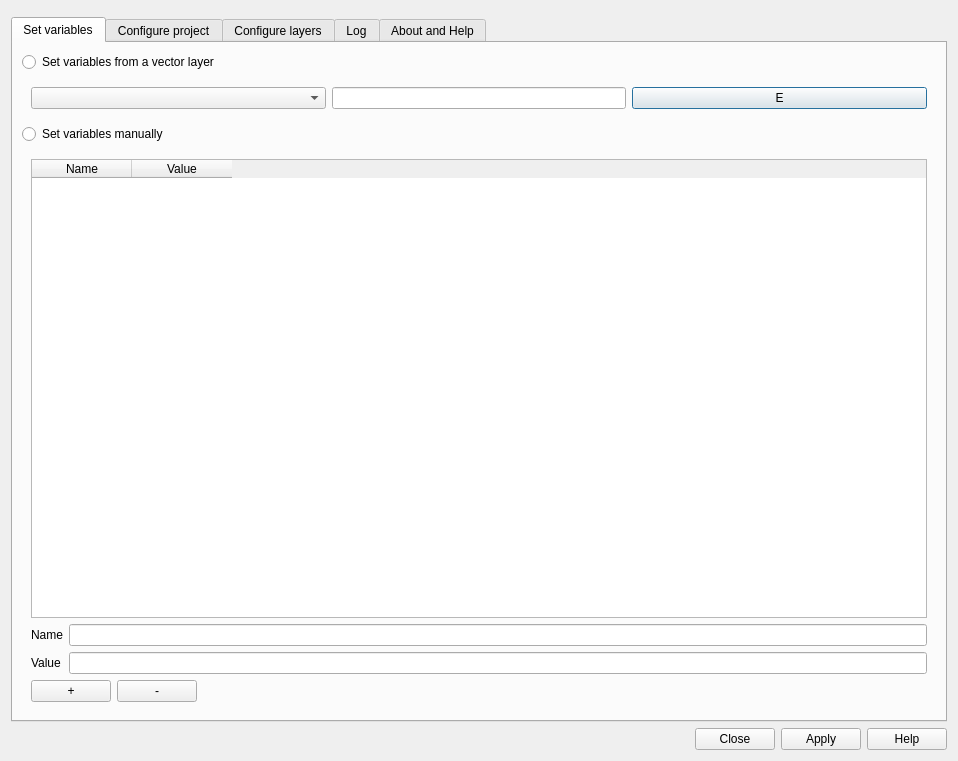
First picture: the form in dynamic_layers/resources/ui/dynamic_layers_dialog_base.ui, repository 3liz/QgisDynamicLayersPlugin, before the edit.
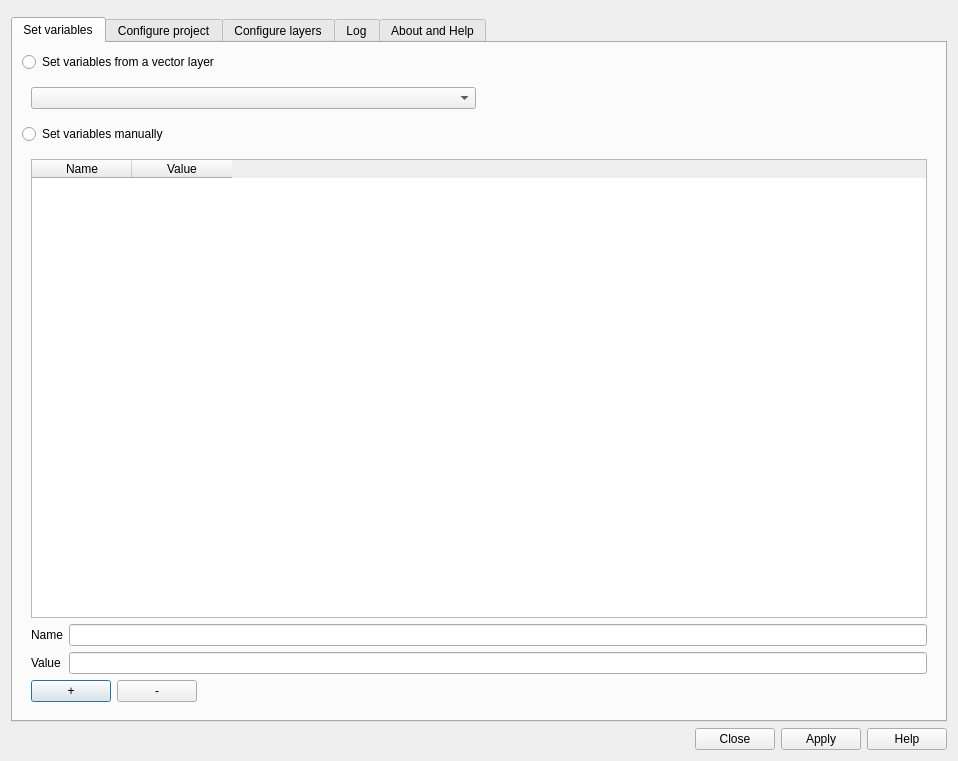
Second picture: the form after the edit. Custom widgets are drawn as their Qt base class.

Commit message: Review extent from layer, remove expression widget to use a feature picker

What changed in the file:
```diff
--- a/dynamic_layers/resources/ui/dynamic_layers_dialog_base.ui
+++ b/dynamic_layers/resources/ui/dynamic_layers_dialog_base.ui
@@ -50,27 +50,7 @@
              </widget>
             </item>
             <item>
-             <widget class="QLineEdit" name="inVariableSourceLayerExpression">
-              <property name="sizePolicy">
-               <sizepolicy hsizetype="Minimum" vsizetype="Fixed">
-                <horstretch>0</horstretch>
-                <verstretch>0</verstretch>
-               </sizepolicy>
-              </property>
-              <property name="toolTip">
-               <string>Enter a QGIS valid expression</string>
-              </property>
-              <property name="placeholderText">
-               <string notr="true"/>
-              </property>
-             </widget>
-            </item>
-            <item>
-             <widget class="QPushButton" name="inVariableSourceLayerExpression_exp">
-              <property name="text">
-               <string notr="true">E</string>
-              </property>
-             </widget>
+             <widget class="QgsFeaturePickerWidget" name="inFeatureSourceLayer"/>
             </item>
            </layout>
           </item>
@@ -619,6 +599,11 @@
   </layout>
  </widget>
  <customwidgets>
+  <customwidget>
+   <class>QgsFeaturePickerWidget</class>
+   <extends>QWidget</extends>
+   <header>qgis.gui</header>
+  </customwidget>
   <customwidget>
    <class>QgsMapLayerComboBox</class>
    <extends>QComboBox</extends>
```
Left out of the diff: 4 changed lines with no effect on the pictures. The commit also changes 6 other files.
